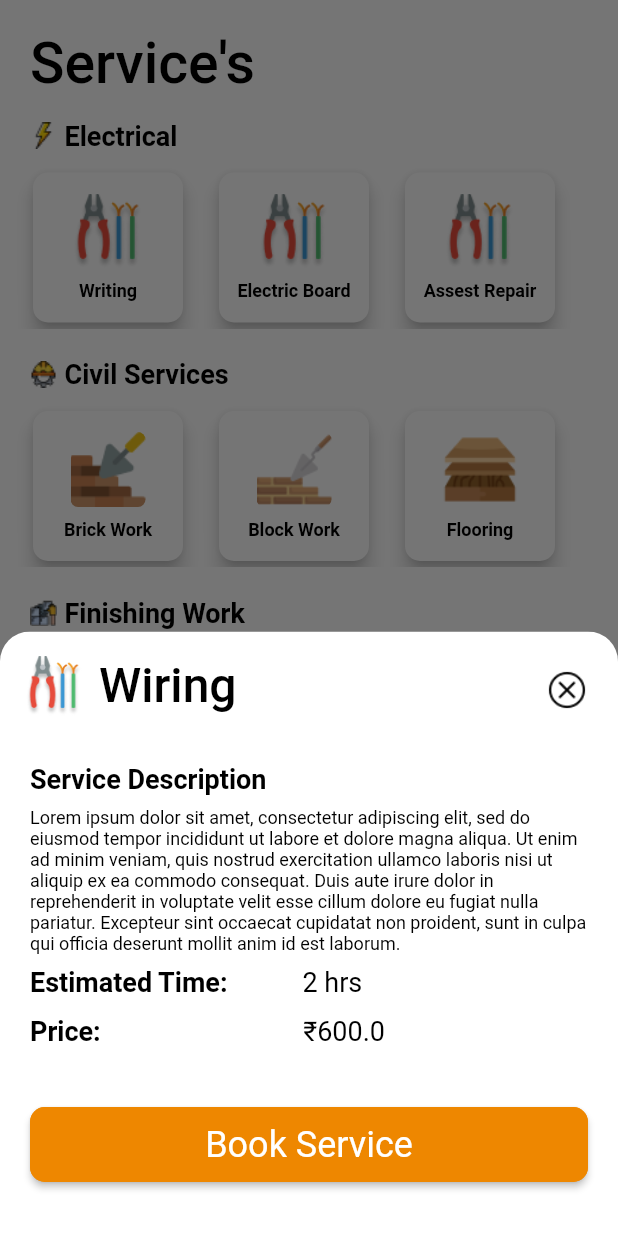
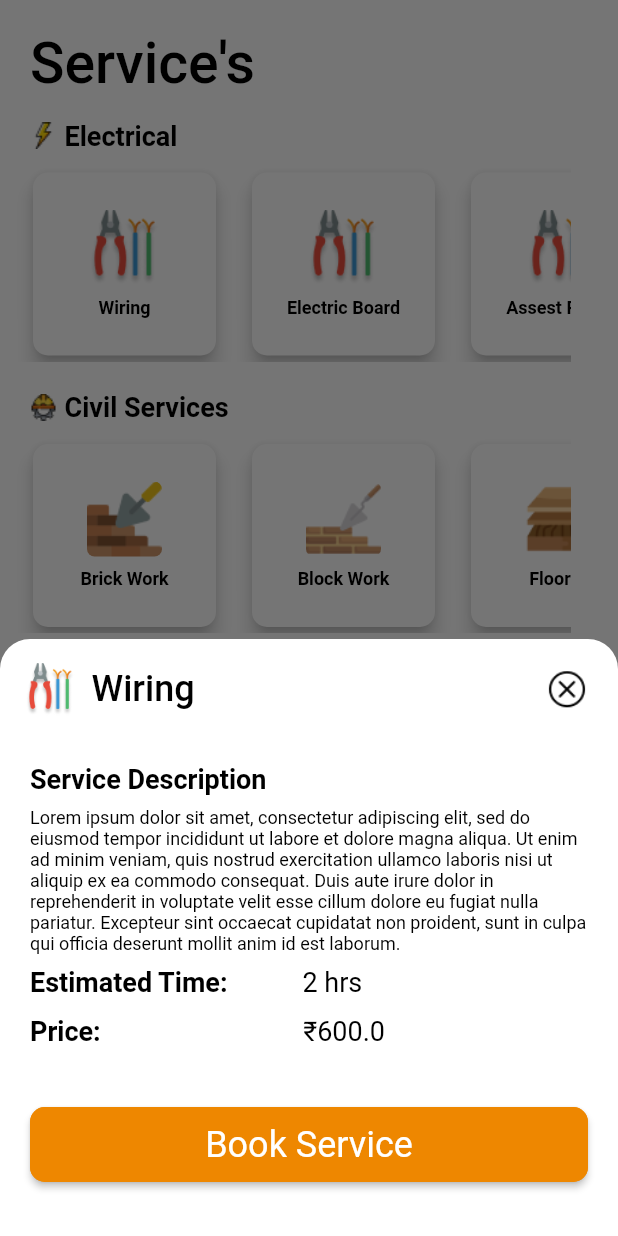
Before and after one commit to Aamir195/servicenest, a Flutter app: the screen it shows after launch, after a tap on "Electric Board", on a phone screen of 412 x 824 dp. Run offline on Flutter 3.47's test engine with Material 2 defaults, Android fonts, the light colour scheme and no system bars; our stand-ins replace carousel_slider, cloud_firestore, firebase_core, get, get_storage; accounts and stored records are empty; Roboto replaces fonts that are missing (regular, semi-bold).

Commit message:
json and icon done

```diff
--- a/lib/presentation/view/service/service_screen.dart
+++ b/lib/presentation/view/service/service_screen.dart
@@ -17,7 +17,7 @@ class ServiceScreen extends StatelessWidget {
     final controller = Get.put(ImageController());
 
     final List<List<String>> ElectricGridData = [
-      ["Writing", "stripping_wires.png"],
+      ["Wiring", "stripping_wires.png"],
       ["Electric Board", "stripping_wires.png"],
       ["Assest Repair", "stripping_wires.png"],
     ];
@@ -26,11 +26,6 @@ class ServiceScreen extends StatelessWidget {
       ["Block Work", "blocks.png"],
       ["Flooring", "wood.png"],
       ["Kitchen platform", "bricks.png"],
-      ["Block Work", "blocks.png"],
-      ["Flooring", "wood.png"],
-      ["Brick Work", "bricks.png"],
-      ["Block Work", "blocks.png"],
-      ["Flooring", "wood.png"],
 
       // Add more data as needed
     ];
@@ -38,12 +33,26 @@ class ServiceScreen extends StatelessWidget {
       ["New Painting", "paint_roller.png"],
       ["New Furniture", "furniture.png"],
       ["Re Paint", "painting.png"],
+      ["Old Furniture Repair", "furniture.png"],
+
       // Add more data as needed
     ];
     final List<List<String>> WaterProofingGridData = [
-      ["Toilet Bath", "toilet.png"],
+      ["Toilet/Bath", "toilet.png"],
       ["Kitchen", "kitchen.png"],
       ["Balcony", "balcony.png"],
+      ["Terrace", "balcony.png"],
+      ["External wall WP", "balcony.png"],
+      ["Leakages & Dampness Repairing", "balcony.png"],
+      // Add more data as needed
+    ];
+    final List<List<String>> MechanicalGridData = [
+      ["Grill", "grill.png"],
+      ["Aluminium Window", "window.png"],
+      ["Safety Door", "door.png"],
+      ["Railing", "railing.png"],
+      ["Kitchen Trolley", "cart.png"],
+      ["New product making by MS/SS", "crucible.png"],
       // Add more data as needed
     ];
 
@@ -132,6 +141,9 @@ class ServiceScreen extends StatelessWidget {
                                           Padding(
                                             padding: const EdgeInsets.symmetric(
                                                 horizontal: 8.0),
+                                            child: Container(
+                                              height: 130,
+                                              width: 130,
                                               child: CustomGridView(
                                                 imageUrl:
                                                     'assets/icons/recommended_services_icons/${ElectricGridData[i][1]}',
@@ -139,7 +151,7 @@ class ServiceScreen extends StatelessWidget {
                                                 onTap: () {
                                                   Get.bottomSheet(
                                                     CustomBottomSheetContent(
-                                                    title: "Wiring",
+                                                      title: "Wiring" ,
                                                       imageUrl:
                                                           'assets/icons/recommended_services_icons/${ElectricGridData[i][1]}',
                                                       serviceDescription:
@@ -150,6 +162,7 @@ class ServiceScreen extends StatelessWidget {
                                                     ),
                                                   );
                                                 },
+                                              ),
                                             ),
                                           ),
                                       ],
@@ -213,6 +226,9 @@ class ServiceScreen extends StatelessWidget {
                                           Padding(
                                             padding: const EdgeInsets.symmetric(
                                                 horizontal: 8.0),
+                                            child: Container(
+                                              height: 130,
+                                              width: 130,
                                               child: CustomGridView(
                                                 imageUrl:
                                                     'assets/icons/civil_services_icons/${CivilGridData[i][1]}',
@@ -231,6 +247,7 @@ class ServiceScreen extends StatelessWidget {
                                                     ),
                                                   );
                                                 },
+                                              ),
                                             ),
                                           ),
                                       ],
@@ -294,6 +311,9 @@ class ServiceScreen extends StatelessWidget {
                                           Padding(
                                             padding: const EdgeInsets.symmetric(
                                                 horizontal: 8.0),
+                                            child: Container(
+                                              height: 130,
+                                              width: 130,
                                               child: CustomGridView(
                                                 imageUrl:
                                                     'assets/icons/finishing_services_icons/${FinishingGridData[i][1]}',
@@ -312,6 +332,7 @@ class ServiceScreen extends StatelessWidget {
                                                     ),
                                                   );
                                                 },
+                                              ),
                                             ),
                                           ),
                                       ],
@@ -375,6 +396,9 @@ class ServiceScreen extends StatelessWidget {
                                           Padding(
                                             padding: const EdgeInsets.symmetric(
                                                 horizontal: 8.0),
+                                            child: Container(
+                                              height: 130,
+                                              width: 130,
                                               child: CustomGridView(
                                                 imageUrl:
                                                     'assets/icons/waterproofing_services_icons/${WaterProofingGridData[i][1]}',
@@ -396,6 +420,7 @@ class ServiceScreen extends StatelessWidget {
                                                 },
                                               ),
                                             ),
+                                          ),
                                       ],
                                     ),
                                   ),
@@ -407,6 +432,94 @@ class ServiceScreen extends StatelessWidget {
                       ],
                     )
                   ],
+                ),
+                const SizedBox(
+                  height: 20,
+                ),
+                Row(
+                  children: [
+                    Column(
+                      crossAxisAlignment: CrossAxisAlignment.start,
+                      children: [
+                        Padding(
+                            padding: const EdgeInsets.only(left: 20, top: 0),
+                            child: Row(
+                              children: [
+                                Image.asset(
+                                  'assets/icons/services_icons/small_icons/waterproof_fabric.png',
+                                ),
+                                const SizedBox(
+                                  width: 5,
+                                ),
+                                Text(
+                                  "Mechanical Service",
+                                  style: AppTextstyle.ts18BB.copyWith(
+                                    color: AppColor.black,
+                                  ),
+                                  maxLines: 1,
+                                ),
+                              ],
+                            )),
+                        const SizedBox(
+                          height: 10,
+                        ),
+                        Padding(
+                          padding: const EdgeInsets.only(left: 10, top: 0),
+                          child: Container(
+                            width: screenWidth * 0.9,
+                            child: Row(
+                              children: [
+                                Expanded(
+                                  child: SingleChildScrollView(
+                                    scrollDirection: Axis.horizontal,
+                                    child: Row(
+                                      mainAxisAlignment:
+                                          MainAxisAlignment.center,
+                                      children: [
+                                        for (int i = 0;
+                                            i < WaterProofingGridData.length;
+                                            i++)
+                                          Padding(
+                                            padding: const EdgeInsets.symmetric(
+                                                horizontal: 8.0),
+                                            child: Container(
+                                              height: 130,
+                                              width: 130,
+                                              child: CustomGridView(
+                                                imageUrl:
+                                                    'assets/icons/mechanical_icons/${MechanicalGridData[i][1]}',
+                                                title: MechanicalGridData[i][0],
+                                                onTap: () {
+                                                  Get.bottomSheet(
+                                                    CustomBottomSheetContent(
+                                                      title: "Wiring",
+                                                      imageUrl:
+                                                          'assets/icons/mechanical_icons/${MechanicalGridData[i][1]}',
+                                                      serviceDescription:
+                                                          'Lorem ipsum dolor sit amet, consectetur adipiscing elit, sed do eiusmod tempor incididunt ut labore et dolore magna aliqua. Ut enim ad minim veniam, quis nostrud exercitation ullamco laboris nisi ut aliquip ex ea commodo consequat. Duis aute irure dolor in reprehenderit in voluptate velit esse cillum dolore eu fugiat nulla pariatur. Excepteur sint occaecat cupidatat non proident, sunt in culpa qui officia deserunt mollit anim id est laborum.',
+                                                      estimatedTime: '2 hrs',
+                                                      price:
+                                                          600, // Adjust the price accordingly
+                                                    ),
+                                                  );
+                                                },
+                                              ),
+                                            ),
+                                          ),
+                                      ],
+                                    ),
+                                  ),
+                                ),
+                              ],
+                            ),
+                          ),
+                        )
+                      ],
+                    )
+                  ],
+                ),
+                const SizedBox(
+                  height: 10,
                 )
               ],
             ),
--- a/lib/util/common/custom_bottom_sheet.dart
+++ b/lib/util/common/custom_bottom_sheet.dart
@@ -42,8 +42,8 @@ class CustomBottomSheetContent extends StatelessWidget {
                       children: <Widget>[
                         Image.asset(
                           imageUrl,
-                          width: 40, // Adjust the size as needed
-                          height: 40, // Adjust the size as needed
+                          width: 35, // Adjust the size as needed
+                          height: 35, // Adjust the size as needed
                           fit: BoxFit.cover,
                         ),
                         const SizedBox(
@@ -53,14 +53,15 @@ class CustomBottomSheetContent extends StatelessWidget {
                           title,
                           style: AppTextstyle.ts36WM.copyWith(
                             color: AppColor.black,
-                            fontSize: 32.0,
+                            fontSize: 24.0,
                           ),
+                          maxLines: 3,
                         ),
                       ],
                     ),
                   ),
                   Padding(
-                    padding: const EdgeInsets.only(top: 6.0, right: 10.0),
+                    padding: const EdgeInsets.only(top: 0.0, right: 10.0),
                     child: IconButton(
                       icon: Image.asset(
                         'assets/icons/services_icons/small_icons/close.png',
```
Also changed, not shown: assets/service.json (added, +121 -0 lines), assets/icons/mechanical_icons/cart.png (added), assets/icons/mechanical_icons/crucible.png (added), assets/icons/mechanical_icons/door.png (added), assets/icons/mechanical_icons/grill.png (added), assets/icons/mechanical_icons/railing.png (added), assets/icons/mechanical_icons/window.png (added), assets/icons/recommended_services_icons/appliance-repair.png (added), assets/icons/recommended_services_icons/fuse_box.png (added). Lines whose indentation alone changed are shown as unchanged.
